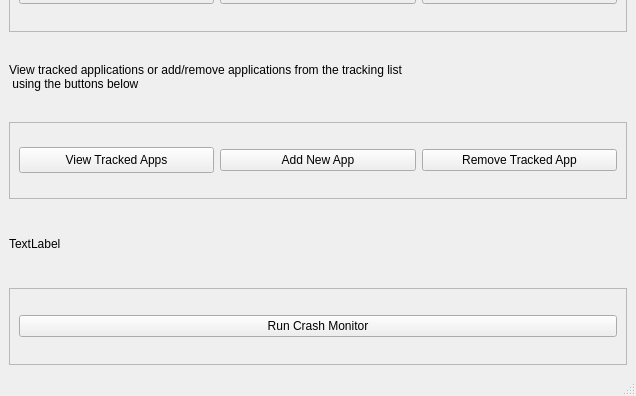
This is mainwindow.ui in Stack-Smashing-Detected/Crash-Monitor as Qt 5 draws it before an edit; both pictures show x 0 to 636 and y 220 to 616 of the 636 by 616 pixel window. The edited form follows.
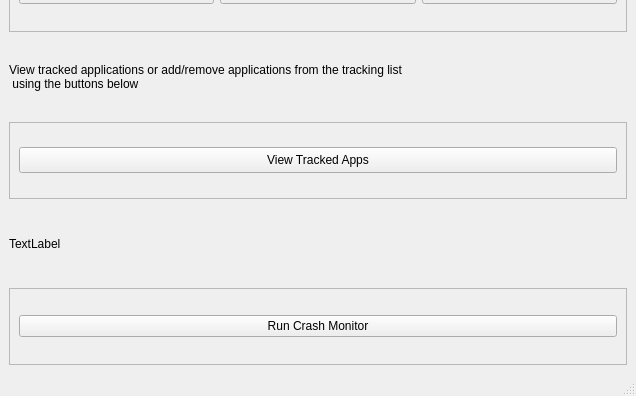
This is the edited form.

```diff
--- a/mainwindow.ui
+++ b/mainwindow.ui
@@ -93,20 +93,6 @@
          </property>
         </widget>
        </item>
-       <item>
-        <widget class="QPushButton" name="pushButton_2">
-         <property name="text">
-          <string>Add New App</string>
-         </property>
-        </widget>
-       </item>
-       <item>
-        <widget class="QPushButton" name="pushButton_3">
-         <property name="text">
-          <string>Remove Tracked App</string>
-         </property>
-        </widget>
-       </item>
       </layout>
      </widget>
     </item>
```
Left out of the diff: 2 changed lines with no effect on the pictures.
